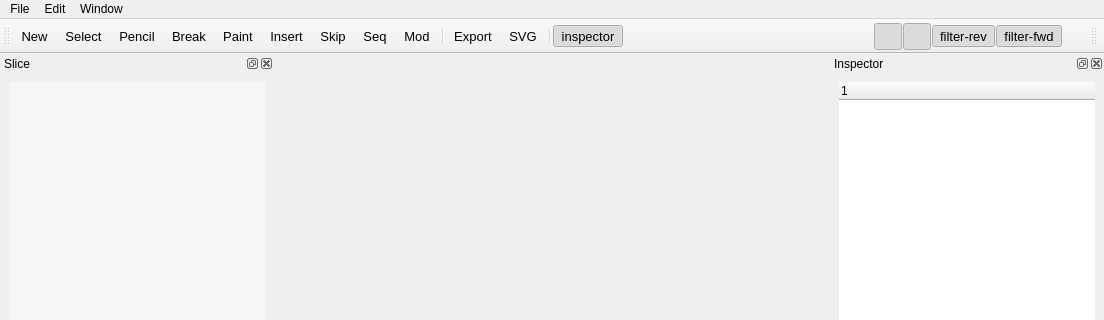
First picture: the form in cadnano/gui/ui/mainwindow/mainwindow.ui, repository cadnano/cadnano2.5, before the edit; both pictures show x 0 to 1104 and y 0 to 320 of the 1104 by 805 pixel window.
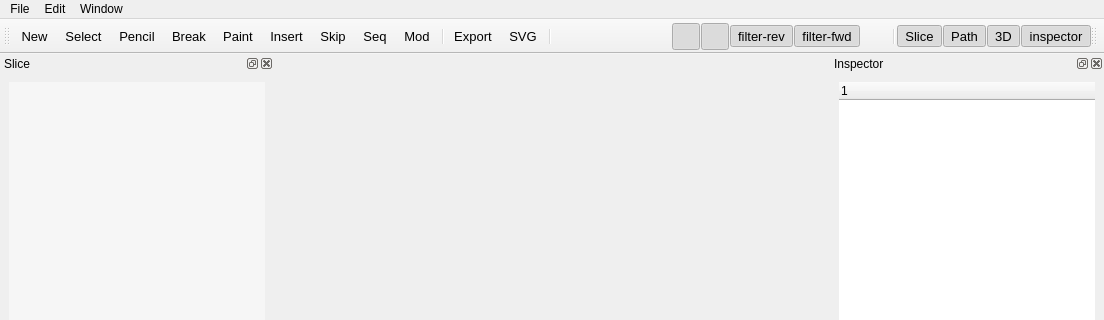
Second picture: the form after the edit. Icons and pictures are not drawn. Custom widgets are drawn as their Qt base class.

Commit message:
Toggle dock widget visibility
Works via dock close buttons and mainwindow toolbar buttons

What changed in the file:
```diff
--- a/cadnano/gui/ui/mainwindow/mainwindow.ui
+++ b/cadnano/gui/ui/mainwindow/mainwindow.ui
@@ -103,7 +103,6 @@
    <addaction name="action_export_staples"/>
    <addaction name="action_SVG"/>
    <addaction name="separator"/>
-   <addaction name="action_outliner"/>
   </widget>
   <widget class="QToolBar" name="selection_toolbar">
    <property name="sizePolicy">
@@ -152,6 +151,11 @@
    <attribute name="toolBarBreak">
     <bool>false</bool>
    </attribute>
+   <addaction name="action_toggle_inspector_window"/>
+   <addaction name="action_toggle_solid_window"/>
+   <addaction name="action_toggle_path_window"/>
+   <addaction name="action_toggle_slice_window"/>
+   <addaction name="separator"/>
    <addaction name="action_filter_handle"/>
    <addaction name="action_filter_fwd"/>
    <addaction name="action_filter_rev"/>
@@ -863,7 +867,7 @@
     <string>Ctrl+P</string>
    </property>
   </action>
-  <action name="action_outliner">
+  <action name="action_toggle_inspector_window">
    <property name="checkable">
     <bool>true</bool>
    </property>
@@ -1197,16 +1201,34 @@
    </property>
   </action>
   <action name="action_toggle_slice_window">
+   <property name="checkable">
+    <bool>true</bool>
+   </property>
+   <property name="checked">
+    <bool>true</bool>
+   </property>
    <property name="text">
     <string>Slice</string>
    </property>
   </action>
   <action name="action_toggle_path_window">
+   <property name="checkable">
+    <bool>true</bool>
+   </property>
+   <property name="checked">
+    <bool>true</bool>
+   </property>
    <property name="text">
     <string>Path</string>
    </property>
   </action>
-  <action name="action_toggle_3d_window">
+  <action name="action_toggle_solid_window">
+   <property name="checkable">
+    <bool>true</bool>
+   </property>
+   <property name="checked">
+    <bool>true</bool>
+   </property>
    <property name="text">
     <string>3D</string>
    </property>
```
Left out of the diff: 26 changed lines with no effect on the pictures. The commit also changes 2 other files.
